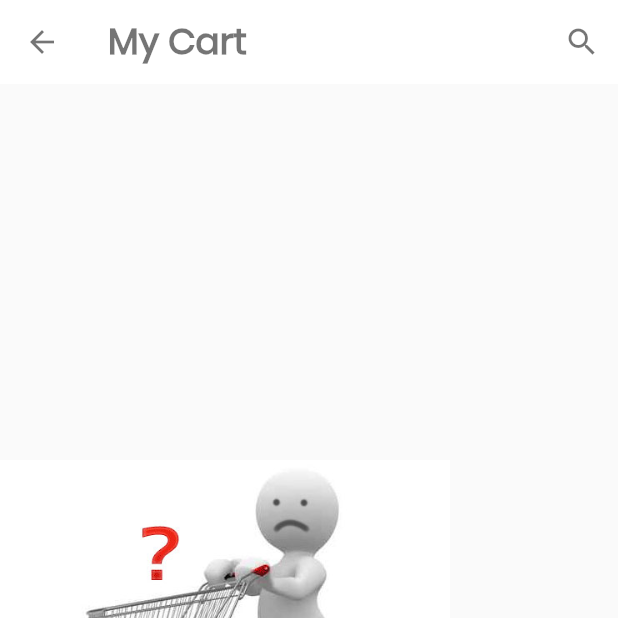
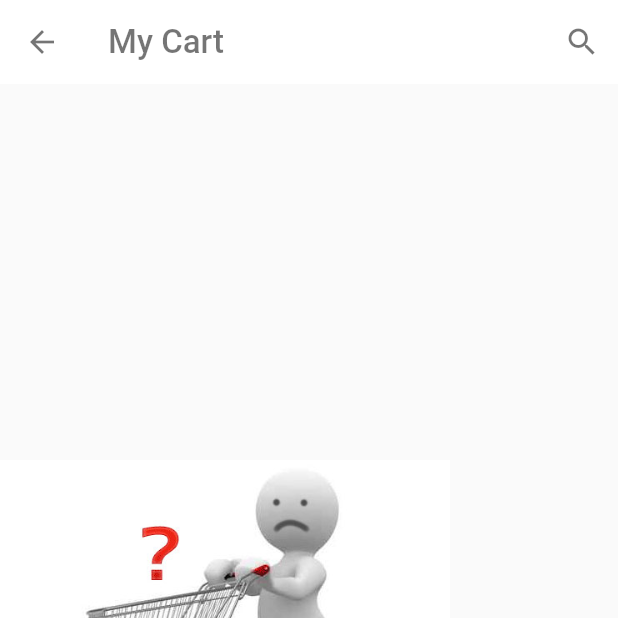
Before and after one commit to Kawalyaa/Shoppaka_ecom, a Flutter app: the ShoppingCart screen opened by its route, on a phone screen of 412 x 824 dp, the top half of it. Run offline on Flutter 3.47's test engine with Material 2 defaults, Android fonts, the phone set to English and light mode, and no system bars; our stand-ins replace animated_text_kit, bubble_tab_indicator, cached_network_image, carousel_pro, carousel_slider, cloud_firestore and 11 more; missing offline and left inert: flutterwave; accounts and stored records are empty.

Commit message:
code refactor

```diff
--- a/lib/pages/shopping_cart_screen.dart
+++ b/lib/pages/shopping_cart_screen.dart
@@ -23,6 +23,10 @@ class _ShoppingCartState extends State<ShoppingCart> {
     List<CartModel> cartList = getValue.cartProductList;
     double totalPrice = getValue.getTotalPrice();
 
+    ///remove duplicates objects from cart
+    final ids = cartList.map((e) => e.name).toSet();
+    cartList.retainWhere((x) => ids.remove(x.name));
+
     return cartList.length == 0
         ? Scaffold(
             appBar: AppBar(
@@ -30,9 +34,7 @@ class _ShoppingCartState extends State<ShoppingCart> {
                 'My Cart',
                 style: TextStyle(
                   color: Colors.black54,
-                  fontWeight: FontWeight.w900,
-                  fontFamily: 'Poppins',
-                  fontSize: 24.0,
+                  fontSize: 22.0,
                 ),
               ),
               backgroundColor: Colors.white,
@@ -71,9 +73,7 @@ class _ShoppingCartState extends State<ShoppingCart> {
                 'My Cart',
                 style: TextStyle(
                   color: Colors.black54,
-                  fontWeight: FontWeight.w900,
-                  fontFamily: 'Poppins',
-                  fontSize: 24.0,
+                  fontSize: 22.0,
                 ),
               ),
               backgroundColor: Colors.white,
@@ -95,7 +95,7 @@ class _ShoppingCartState extends State<ShoppingCart> {
                       subtitle: Padding(
                         padding: const EdgeInsets.all(4.0),
                         child: Text(
-                          '\$${totalPrice.roundToDouble()}',
+                          'UGX${totalPrice.roundToDouble()}',
                           style: TextStyle(
                               fontSize: 18.0, fontWeight: FontWeight.bold),
                         ),
@@ -143,6 +143,7 @@ class _ShoppingCartState extends State<ShoppingCart> {
                 },
                 deleteItem: () {
                   getValue.removeProduct(index);
+                  // getValue.removeAllCartProducts();
                 },
               ),
             ),
--- a/lib/provider/favorite_provider.dart
+++ b/lib/provider/favorite_provider.dart
@@ -6,12 +6,12 @@ class FavoriteList with ChangeNotifier {
   List<ProductsModel> get favoriteList => _favoriteList;
 
   void addToFavorite(ProductsModel products2) {
-    bool isPresent = false;
+    bool isPresent;
 
     if (_favoriteList.length > 0) {
       for (int i = 0; i < _favoriteList.length; i++) {
         if (_favoriteList[i].name == products2.name) {
-          _favoriteList[i] = products2;
+          //_favoriteList[i] = products2;
           isPresent = true;
         } else {
           isPresent = false;
```
Also changed, not shown: lib/componants/cart-product-detail.dart (+10 -6 lines), lib/provider/product_provider2.dart (+13 -11 lines).
